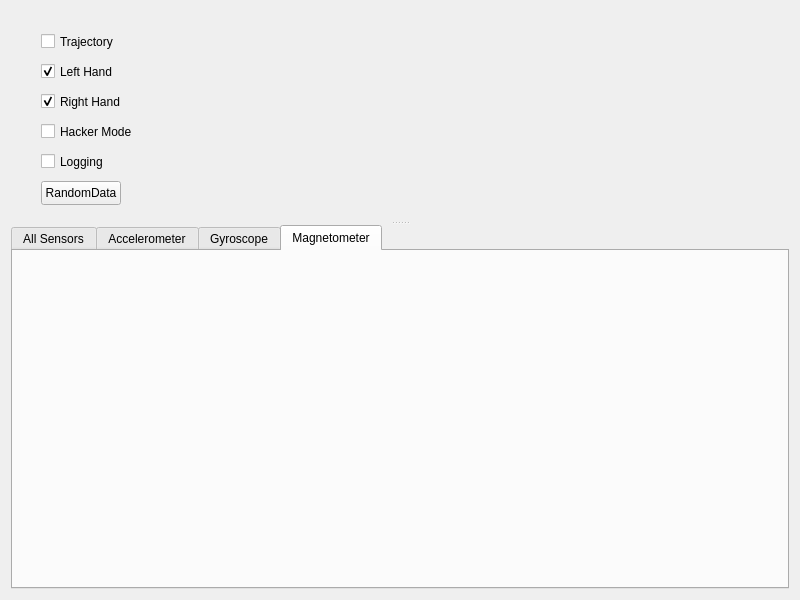
Before: the Qt Designer form config/gestusVisualisation.ui in brainhublab/grSDK, drawn with Qt 5.
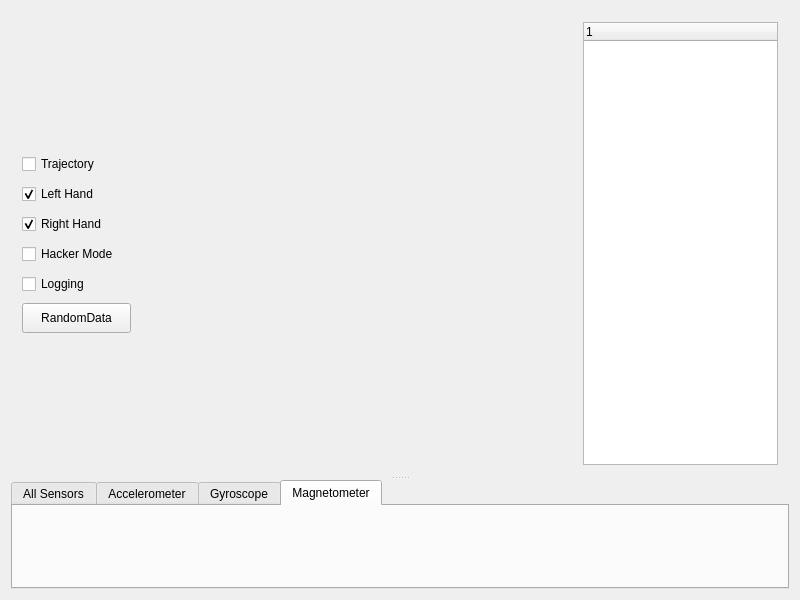
After: the same form once the commit is applied. Custom widgets are drawn as their Qt base class.

Patch:
```diff
--- a/config/gestusVisualisation.ui
+++ b/config/gestusVisualisation.ui
@@ -20,8 +20,8 @@
    <string>GR SDK</string>
   </property>
   <widget class="QWidget" name="centralWidget">
-   <layout class="QHBoxLayout" name="horizontalLayout">
-    <item>
+   <layout class="QGridLayout" name="gridLayout_2">
+    <item row="0" column="0">
      <widget class="QSplitter" name="splitter">
       <property name="orientation">
        <enum>Qt::Vertical</enum>
@@ -39,45 +39,63 @@
          <height>16777215</height>
         </size>
        </property>
+       <layout class="QGridLayout" name="gridLayout">
+        <item row="0" column="0">
+         <widget class="QWidget" name="widget" native="true">
+          <property name="minimumSize">
+           <size>
+            <width>130</width>
+            <height>200</height>
+           </size>
+          </property>
+          <property name="maximumSize">
+           <size>
+            <width>130</width>
+            <height>200</height>
+           </size>
+          </property>
        <widget class="QCheckBox" name="trajectoryCheckBox">
         <property name="geometry">
          <rect>
-          <x>30</x>
-          <y>20</y>
-          <width>110</width>
-          <height>21</height>
+             <x>0</x>
+             <y>10</y>
+             <width>89</width>
+             <height>22</height>
          </rect>
         </property>
         <property name="text">
          <string>Trajectory</string>
         </property>
        </widget>
-       <widget class="QCheckBox" name="leftHandCheckBox">
+          <widget class="QPushButton" name="randomData">
+           <property name="enabled">
+            <bool>true</bool>
+           </property>
         <property name="geometry">
          <rect>
-          <x>30</x>
-          <y>50</y>
-          <width>110</width>
-          <height>21</height>
-         </rect>
-        </property>
+             <x>0</x>
+             <y>160</y>
+             <width>109</width>
+             <height>30</height>
+            </rect>
+           </property>
+           <property name="maximumSize">
+            <size>
+             <width>240</width>
+             <height>30</height>
+            </size>
+           </property>
         <property name="text">
-         <string>Left Hand</string>
-        </property>
-        <property name="checkable">
-         <bool>true</bool>
-        </property>
-        <property name="checked">
-         <bool>true</bool>
+            <string>RandomData</string>
         </property>
        </widget>
        <widget class="QCheckBox" name="rightHandCheckBox">
         <property name="geometry">
          <rect>
-          <x>30</x>
-          <y>80</y>
-          <width>110</width>
-          <height>21</height>
+             <x>0</x>
+             <y>70</y>
+             <width>97</width>
+             <height>22</height>
          </rect>
         </property>
         <property name="palette">
@@ -127,32 +145,16 @@
          <bool>true</bool>
         </property>
        </widget>
-       <widget class="QCheckBox" name="hackerModeCheckBox">
-        <property name="enabled">
-         <bool>true</bool>
-        </property>
-        <property name="geometry">
-         <rect>
-          <x>30</x>
-          <y>110</y>
-          <width>110</width>
-          <height>21</height>
-         </rect>
-        </property>
-        <property name="text">
-         <string>Hacker Mode</string>
-        </property>
-       </widget>
        <widget class="QCheckBox" name="loggingCheckBox">
         <property name="enabled">
          <bool>true</bool>
         </property>
         <property name="geometry">
          <rect>
-          <x>30</x>
-          <y>140</y>
-          <width>110</width>
-          <height>21</height>
+             <x>0</x>
+             <y>130</y>
+             <width>78</width>
+             <height>22</height>
          </rect>
         </property>
         <property name="text">
@@ -162,22 +164,72 @@
          <bool>false</bool>
         </property>
        </widget>
-       <widget class="QPushButton" name="randomData">
+          <widget class="QCheckBox" name="hackerModeCheckBox">
         <property name="enabled">
          <bool>true</bool>
         </property>
         <property name="geometry">
          <rect>
-          <x>30</x>
-          <y>170</y>
-          <width>80</width>
-          <height>24</height>
+             <x>0</x>
+             <y>100</y>
+             <width>109</width>
+             <height>22</height>
          </rect>
         </property>
         <property name="text">
-         <string>RandomData</string>
-        </property>
-       </widget>
+            <string>Hacker Mode</string>
+           </property>
+          </widget>
+          <widget class="QCheckBox" name="leftHandCheckBox">
+           <property name="geometry">
+            <rect>
+             <x>0</x>
+             <y>40</y>
+             <width>88</width>
+             <height>22</height>
+            </rect>
+           </property>
+           <property name="text">
+            <string>Left Hand</string>
+           </property>
+           <property name="checkable">
+            <bool>true</bool>
+           </property>
+           <property name="checked">
+            <bool>true</bool>
+           </property>
+          </widget>
+         </widget>
+        </item>
+        <item row="0" column="1">
+         <spacer name="horizontalSpacer">
+          <property name="orientation">
+           <enum>Qt::Horizontal</enum>
+          </property>
+          <property name="sizeHint" stdset="0">
+           <size>
+            <width>431</width>
+            <height>20</height>
+           </size>
+          </property>
+         </spacer>
+        </item>
+        <item row="0" column="2">
+         <widget class="QTreeWidget" name="treeWidget">
+          <property name="maximumSize">
+           <size>
+            <width>200</width>
+            <height>500</height>
+           </size>
+          </property>
+          <column>
+           <property name="text">
+            <string>1</string>
+           </property>
+          </column>
+         </widget>
+        </item>
+       </layout>
       </widget>
       <widget class="QTabWidget" name="Plots">
        <property name="currentIndex">
```
Lines whose indentation alone changed are shown as unchanged.
